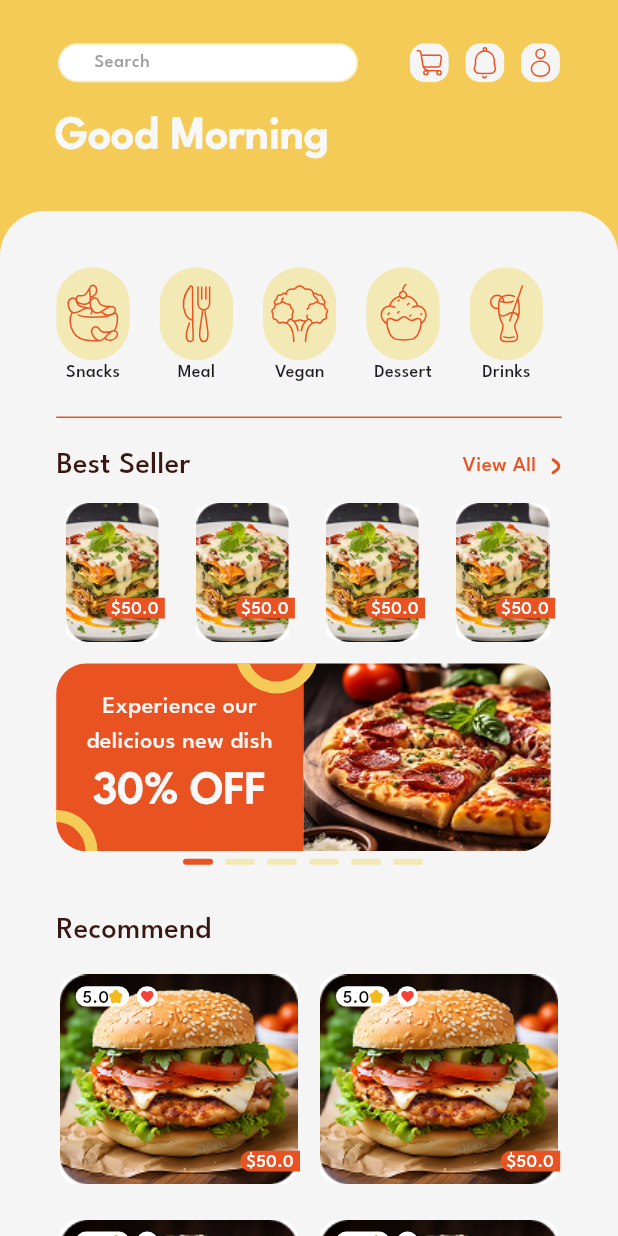
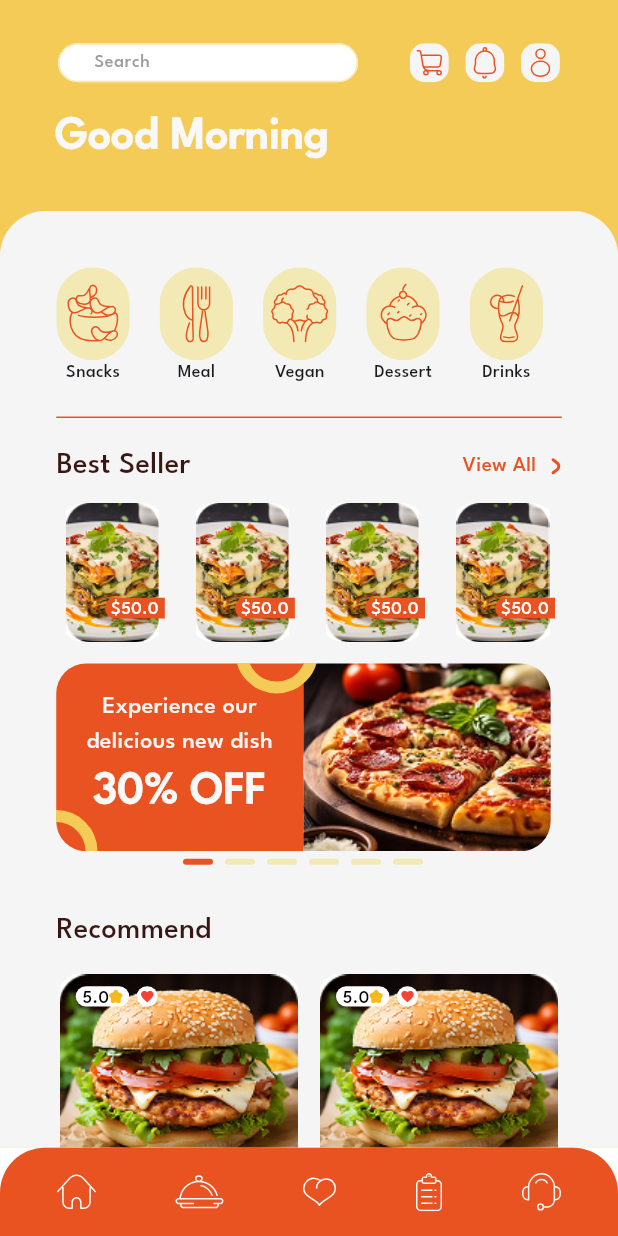
Before and after one commit to mohammedsabrii/yumquick, a Flutter app: the HomeView screen opened by its route, on a phone screen of 412 x 824 dp. Run offline on Flutter 3.47's test engine with Material 3 defaults, Android fonts, the phone set to English and light mode, and no system bars; our stand-ins replace flutter_svg, font_awesome_flutter, go_router, shared_preferences; accounts and stored records are empty.

Commit message:
create custom boutton navigation bar

```diff
--- a/lib/core/utils/app_assets.dart
+++ b/lib/core/utils/app_assets.dart
@@ -23,4 +23,9 @@ class AppAssets {
   static const kPazzaPhoto = 'assets/images/Photo Pizza.jpg';
   static const kTestImage2 = 'assets/images/test image 2.jpg';
   static const kStar = 'assets/images/star.svg';
+  static const kFavoriteIcon = 'assets/images/favorite icon.svg';
+  static const kHelpIcon = 'assets/images/help icon.svg';
+  static const kHomeIcon = 'assets/images/home icon.svg';
+  static const kMenuIcon = 'assets/images/menu icon.svg';
+  static const kMyOrdersIcon = 'assets/images/my orders icon.svg';
 }
--- a/lib/feactures/home/presentation/view/home_view.dart
+++ b/lib/feactures/home/presentation/view/home_view.dart
@@ -1,5 +1,6 @@
 import 'package:flutter/material.dart';
 import 'package:yumquick/core/utils/colors.dart';
+import 'package:yumquick/feactures/home/presentation/view/widget/custom_boutton_navigation_bar.dart';
 import 'package:yumquick/feactures/home/presentation/view/widget/home_view_body.dart';
 
 class HomeView extends StatelessWidget {
@@ -7,10 +8,16 @@ class HomeView extends StatelessWidget {
 
   @override
   Widget build(BuildContext context) {
-    return const SafeArea(
+    return SafeArea(
       child: Scaffold(
+        bottomNavigationBar: Container(
+          width: MediaQuery.sizeOf(context).width,
+          height: MediaQuery.sizeOf(context).height * 0.0715,
+          color: Colors.white,
+          child: const CustomBouttonNavigationBar(),
+        ),
         backgroundColor: AppColor.kYellowBase,
-        body: HomeViewBody(),
+        body: const HomeViewBody(),
       ),
     );
   }
--- /dev/null
+++ b/lib/feactures/home/presentation/view/widget/custom_boutton_navigation_bar.dart
@@ -0,0 +1,40 @@
+import 'package:flutter/widgets.dart';
+import 'package:flutter_svg/svg.dart';
+import 'package:yumquick/core/utils/app_assets.dart';
+import 'package:yumquick/core/utils/colors.dart';
+
+class CustomBouttonNavigationBar extends StatelessWidget {
+  const CustomBouttonNavigationBar({super.key});
+
+  @override
+  Widget build(BuildContext context) {
+    return Container(
+      width: MediaQuery.sizeOf(context).width,
+      height: MediaQuery.sizeOf(context).height * 0.0715,
+      decoration: const ShapeDecoration(
+        color: AppColor.kMainColor,
+        shape: RoundedRectangleBorder(
+          borderRadius: BorderRadius.only(
+            topLeft: Radius.circular(30),
+            topRight: Radius.circular(30),
+          ),
+        ),
+      ),
+      child: Padding(
+        padding: EdgeInsets.symmetric(
+          horizontal: MediaQuery.sizeOf(context).width * 0.091,
+        ),
+        child: Row(
+          mainAxisAlignment: MainAxisAlignment.spaceBetween,
+          children: [
+            SvgPicture.asset(AppAssets.kHomeIcon),
+            SvgPicture.asset(AppAssets.kMyOrdersIcon),
+            SvgPicture.asset(AppAssets.kFavoriteIcon),
+            SvgPicture.asset(AppAssets.kMenuIcon),
+            SvgPicture.asset(AppAssets.kHelpIcon),
+          ],
+        ),
+      ),
+    );
+  }
+}
```
Also changed, not shown: assets/images/favorite icon.svg (added), assets/images/help icon.svg (added), assets/images/home icon.svg (added), assets/images/menu icon.svg (added), assets/images/my orders icon.svg (added).
